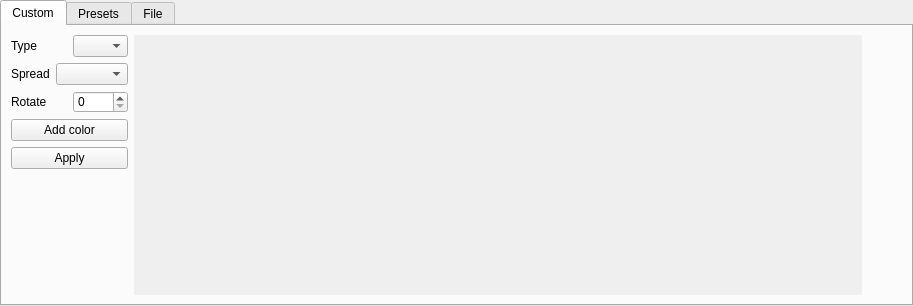
Before: the Qt Designer form ui/BackgroundApplier.ui in Fefedu973/OpenRGBVisualMapPlugin, drawn with Qt 5.
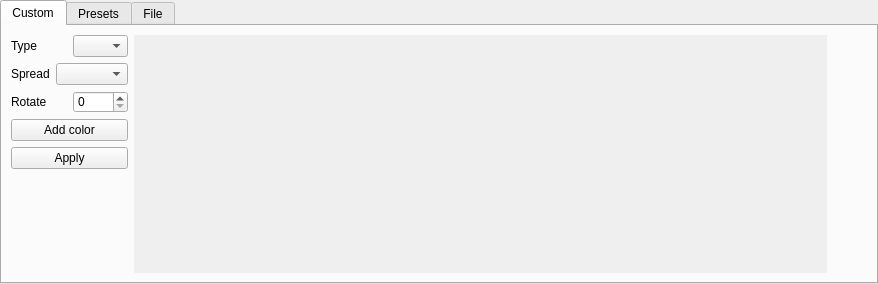
After: the same form once the commit is applied. The open tabs and pages were chosen to show the change.

Commit message: Review color stop layout

```diff
--- a/ui/BackgroundApplier.ui
+++ b/ui/BackgroundApplier.ui
@@ -6,12 +6,12 @@
    <rect>
     <x>0</x>
     <y>0</y>
-    <width>913</width>
-    <height>306</height>
+    <width>878</width>
+    <height>284</height>
    </rect>
   </property>
   <property name="sizePolicy">
-   <sizepolicy hsizetype="Expanding" vsizetype="Expanding">
+   <sizepolicy hsizetype="Expanding" vsizetype="Minimum">
     <horstretch>0</horstretch>
     <verstretch>0</verstretch>
    </sizepolicy>
@@ -66,12 +66,15 @@
          <height>16777215</height>
         </size>
        </property>
+       <property name="styleSheet">
+        <string notr="true"/>
+       </property>
        <property name="currentIndex">
         <number>2</number>
        </property>
        <widget class="QWidget" name="custom_tab">
         <property name="sizePolicy">
-         <sizepolicy hsizetype="Expanding" vsizetype="Expanding">
+         <sizepolicy hsizetype="Expanding" vsizetype="Minimum">
           <horstretch>0</horstretch>
           <verstretch>0</verstretch>
          </sizepolicy>
@@ -202,7 +205,7 @@
            <item row="0" column="1">
             <widget class="QScrollArea" name="scrollArea">
              <property name="sizePolicy">
-              <sizepolicy hsizetype="Expanding" vsizetype="Expanding">
+              <sizepolicy hsizetype="Expanding" vsizetype="Minimum">
                <horstretch>0</horstretch>
                <verstretch>0</verstretch>
               </sizepolicy>
@@ -215,8 +218,8 @@
                <rect>
                 <x>0</x>
                 <y>0</y>
-                <width>677</width>
-                <height>245</height>
+                <width>642</width>
+                <height>223</height>
                </rect>
               </property>
               <property name="sizePolicy">
```
Left out of the diff: 2 changed lines with no effect on the pictures. The commit also changes 2 other files.
